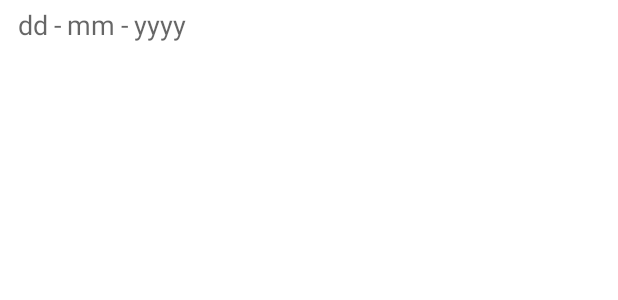
After one commit to Quadriyanney/Softcom-Test, an Android app: the layout datetime_layout.xml on its own in the app's theme, with its tools: preview values and no code run, on a phone screen of 412 x 824 dp. The commit adds this screen. Shown: the top 300 px of the screen. Run offline under Robolectric (Android 15) with nearby library versions, the phone set to English and light mode, and no system bars.

Commit message:
Add datetime field

```diff
--- /dev/null
+++ b/app/src/main/res/layout/datetime_layout.xml
@@ -0,0 +1,43 @@
+<?xml version="1.0" encoding="utf-8"?>
+<LinearLayout xmlns:android="http://schemas.android.com/apk/res/android"
+    android:orientation="horizontal"
+    android:layout_width="wrap_content"
+    android:layout_height="wrap_content"
+    android:layout_marginStart="8dp">
+
+    <TextView
+        android:id="@+id/tvDay"
+        android:layout_width="wrap_content"
+        android:layout_height="wrap_content"
+        style="@style/Base.TextAppearance.AppCompat.Medium"
+        android:padding="4dp"
+        android:text="dd"/>
+
+    <TextView
+        android:layout_width="wrap_content"
+        android:layout_height="wrap_content"
+        style="@style/Base.TextAppearance.AppCompat.Medium"
+        android:text="-"/>
+
+    <TextView
+        android:id="@+id/tvMonth"
+        android:layout_width="wrap_content"
+        android:layout_height="wrap_content"
+        style="@style/Base.TextAppearance.AppCompat.Medium"
+        android:padding="4dp"
+        android:text="mm"/>
+
+    <TextView
+        android:layout_width="wrap_content"
+        android:layout_height="wrap_content"
+        style="@style/Base.TextAppearance.AppCompat.Medium"
+        android:text="-"/>
+
+    <TextView
+        android:id="@+id/tvYear"
+        android:layout_width="wrap_content"
+        android:layout_height="wrap_content"
+        style="@style/Base.TextAppearance.AppCompat.Medium"
+        android:padding="4dp"
+        android:text="yyyy"/>
+</LinearLayout>
```
Also changed, not shown: app/src/main/java/com/quadriyanney/softcom_test/DatePickerFragment.kt (added, +55 -0 lines), app/src/main/java/com/quadriyanney/softcom_test/Extensions.kt (+10 -3 lines), app/src/main/java/com/quadriyanney/softcom_test/MainActivity.kt (+13 -0 lines), app/src/main/java/com/quadriyanney/softcom_test/PageFragment.kt (+51 -26 lines), app/src/main/res/layout/form_field_header.xml (renamed from app/src/main/res/layout/text_field_header.xml).
